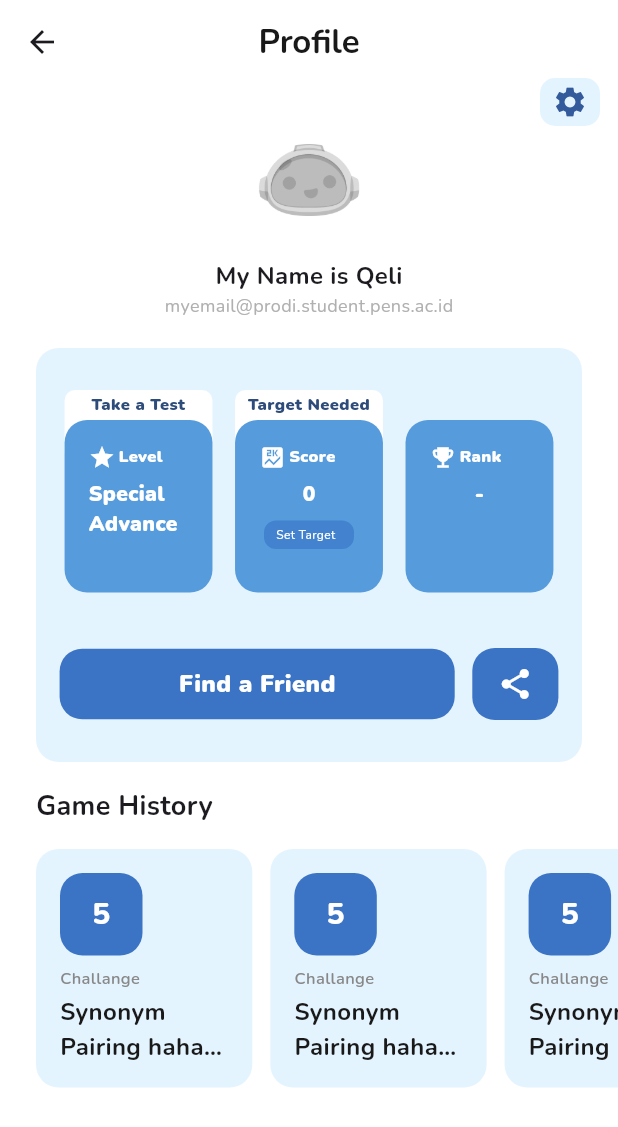
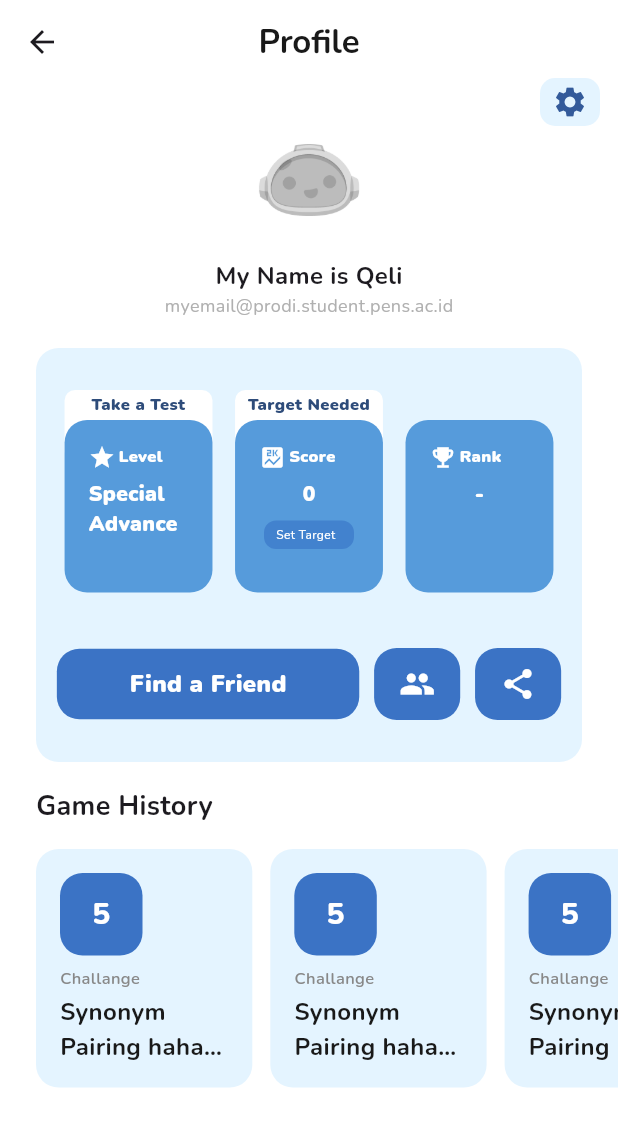
Before and after one commit to MahendraKhibrah/toefl-app, a Flutter app: the ProfilePage screen opened by its route, on a phone screen of 412 x 824 dp. Shown: the top 1127 px of the screen. Run offline on Flutter 3.47's test engine with Material 3 defaults, Android fonts, the phone set to English and light mode, and no system bars; drawn by our look-alikes of skeletonizer; our stand-ins replace dio, easy_debounce, easy_localization, flutter_local_notifications, flutter_otp_text_field, flutter_riverpod and 12 more; missing offline and left inert: restart_app; accounts and stored records are empty; generated files the repository leaves out were written again; network calls fail; project files that could hold a hidden picture were left out.

```diff
--- a/lib/pages/user/profile_page.dart
+++ b/lib/pages/user/profile_page.dart
@@ -317,7 +317,9 @@ class _ProfilePageState extends State<ProfilePage> {
                   },
                   child: !profile.isFriend
                       ? BlueContainer(
-                          width: MediaQuery.of(context).size.width * 0.7 - 25,
+                          width: MediaQuery.of(context).size.width *
+                                  (widget.isMe ? 0.55 : 0.7) -
+                              25,
                           color: mariner700,
                           padding: 12,
                           child: Center(
@@ -353,6 +355,25 @@ class _ProfilePageState extends State<ProfilePage> {
                           },
                         ),
                 ),
+                widget.isMe
+                    ? GestureDetector(
+                        onTap: () {
+                          Navigator.pushNamed(context, RouteKey.searchUser,
+                              arguments: {
+                                "searchFriend": true,
+                              });
+                        },
+                        child: BlueContainer(
+                          padding: 12,
+                          width: MediaQuery.of(context).size.width * 0.2 - 25,
+                          color: mariner700,
+                          child: const Icon(
+                            Icons.group,
+                            color: Colors.white,
+                          ),
+                        ),
+                      )
+                    : const SizedBox(),
                 BlueContainer(
                   padding: 12,
                   width: MediaQuery.of(context).size.width * 0.2 - 25,
```
Also changed, not shown: lib/pages/user/search_user_page.dart (+58 -9 lines), lib/routes/routes.dart (+7 -2 lines).
